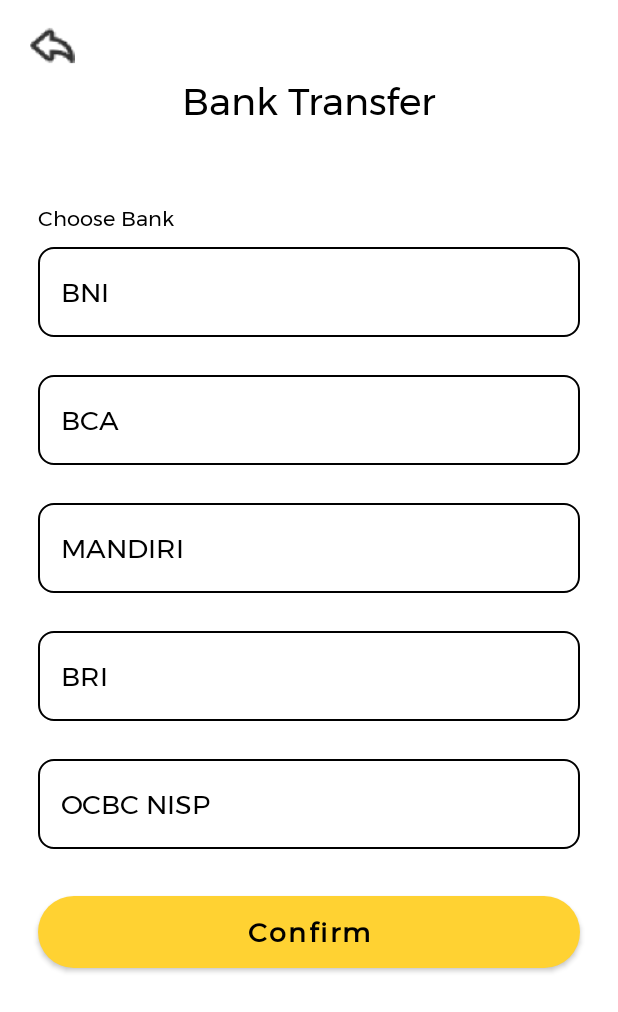
After one commit to aldojr17/Fooneeds, an Android app: the layout banktransfer_fragment.xml on its own in the app's theme, with its tools: preview values and no code run, on a phone screen of 412 x 824 dp. The commit adds this screen. Shown: the top 1012 px of the screen. Run offline under Robolectric (Android 15) with nearby library versions, the phone set to English and light mode, and no system bars.

Commit message:
update xml :D =))

```diff
--- /dev/null
+++ b/Fooneeds/app/src/main/res/drawable/cutom_bank.xml
@@ -0,0 +1,20 @@
+<?xml version="1.0" encoding="utf-8"?>
+<selector xmlns:android="http://schemas.android.com/apk/res/android">
+
+    <item android:state_enabled="true" android:state_focused="true">
+        <shape android:shape="rectangle">
+            <solid android:color="@color/white"/>
+            <corners android:radius="10dp"/>
+            <stroke android:color="@color/black" android:width="1dp"/>
+        </shape>
+    </item>
+
+    <item android:state_enabled="true">
+        <shape android:shape="rectangle">
+            <solid android:color="@color/white"/>
+            <corners android:radius="10dp"/>
+            <stroke android:color="@color/black" android:width="1dp"/>
+        </shape>
+    </item>
+
+</selector>
--- /dev/null
+++ b/Fooneeds/app/src/main/res/layout/banktransfer_fragment.xml
@@ -0,0 +1,155 @@
+<?xml version="1.0" encoding="utf-8"?>
+<androidx.constraintlayout.widget.ConstraintLayout xmlns:android="http://schemas.android.com/apk/res/android"
+    xmlns:app="http://schemas.android.com/apk/res-auto"
+    xmlns:tools="http://schemas.android.com/tools"
+    android:layout_width="match_parent"
+    android:layout_height="match_parent"
+    android:orientation="vertical"
+    android:id="@+id/linearLayout">
+
+    <ImageView
+        android:id="@+id/imageView"
+        android:layout_width="@dimen/back_button_size"
+        android:layout_height="@dimen/back_button_size"
+        android:layout_marginLeft="@dimen/back_margin_left"
+        android:layout_marginTop="@dimen/back_margin_top"
+        app:layout_constraintStart_toStartOf="parent"
+        app:layout_constraintTop_toTopOf="parent"
+        app:srcCompat="@drawable/backbutton" />
+
+    <TextView
+        android:id="@+id/tv_login"
+        android:layout_width="match_parent"
+        android:layout_height="wrap_content"
+        android:layout_marginTop="@dimen/layout_title_margin"
+        android:fontFamily="@font/montserrat"
+        android:gravity="center"
+        android:text="@string/bank_transfer"
+        android:textAllCaps="false"
+        android:textColor="@color/black"
+        android:textSize="@dimen/title_size"
+        app:layout_constraintEnd_toEndOf="parent"
+        app:layout_constraintStart_toStartOf="parent"
+        app:layout_constraintTop_toTopOf="parent" />
+
+    <LinearLayout
+        android:layout_width="match_parent"
+        android:layout_height="wrap_content"
+        android:layout_marginTop="@dimen/layout_title_margin"
+        android:orientation="vertical"
+        app:layout_constraintTop_toBottomOf="@+id/tv_login">
+
+        <TextView
+            android:id="@+id/textView3"
+            android:layout_width="wrap_content"
+            android:layout_height="@dimen/text_height"
+            android:layout_marginLeft="@dimen/input_margin"
+            android:layout_weight="1"
+            android:fontFamily="@font/montserrat"
+            android:gravity="start"
+            android:text="@string/choose_bank"
+            android:textColor="@color/black" />
+
+        <EditText
+            android:id="@+id/et_email"
+            android:layout_width="match_parent"
+            android:layout_height="@dimen/button_height"
+            android:layout_marginLeft="@dimen/input_margin"
+            android:layout_marginRight="@dimen/input_margin"
+            android:layout_marginBottom="@dimen/input_margin"
+            android:background="@drawable/cutom_bank"
+            android:drawablePadding="@dimen/input_padding"
+            android:ems="10"
+            android:fontFamily="@font/montserrat"
+            android:text="@string/BNI"
+            android:inputType="none"
+            android:paddingStart="@dimen/input_padding"
+            android:textColor="@color/black" />
+
+        <EditText
+            android:id="@+id/et_email9"
+            android:layout_width="match_parent"
+            android:layout_height="@dimen/button_height"
+            android:layout_marginLeft="@dimen/input_margin"
+            android:layout_marginRight="@dimen/input_margin"
+            android:layout_marginBottom="@dimen/input_margin"
+            android:layout_weight="1"
+            android:background="@drawable/cutom_bank"
+            android:drawablePadding="@dimen/input_padding"
+            android:ems="10"
+            android:fontFamily="@font/montserrat"
+            android:inputType="none"
+            android:paddingStart="@dimen/input_padding"
+            android:text="@string/BCA"
+            android:textColor="@color/black" />
+
+        <EditText
+            android:id="@+id/et_email10"
+            android:layout_width="match_parent"
+            android:layout_height="@dimen/button_height"
+            android:layout_marginLeft="@dimen/input_margin"
+            android:layout_marginRight="@dimen/input_margin"
+            android:layout_marginBottom="@dimen/input_margin"
+            android:layout_weight="1"
+            android:background="@drawable/cutom_bank"
+            android:drawablePadding="@dimen/input_padding"
+            android:ems="10"
+            android:fontFamily="@font/montserrat"
+            android:inputType="none"
+            android:paddingStart="@dimen/input_padding"
+            android:text="@string/MANDIRI"
+            android:textColor="@color/black" />
+
+        <EditText
+            android:id="@+id/et_email11"
+            android:layout_width="match_parent"
+            android:layout_height="@dimen/button_height"
+            android:layout_marginLeft="@dimen/input_margin"
+            android:layout_marginRight="@dimen/input_margin"
+            android:layout_marginBottom="@dimen/input_margin"
+            android:layout_weight="1"
+            android:background="@drawable/cutom_bank"
+            android:drawablePadding="@dimen/input_padding"
+            android:ems="10"
+            android:fontFamily="@font/montserrat"
+            android:inputType="none"
+            android:paddingStart="@dimen/input_padding"
+            android:text="@string/BRI"
+            android:textColor="@color/black" />
+
+        <EditText
+            android:id="@+id/et_email12"
+            android:layout_width="match_parent"
+            android:layout_height="@dimen/button_height"
+            android:layout_marginLeft="@dimen/input_margin"
+            android:layout_marginRight="@dimen/input_margin"
+            android:layout_marginBottom="@dimen/input_margin"
+            android:layout_weight="1"
+            android:background="@drawable/cutom_bank"
+            android:drawablePadding="@dimen/input_padding"
+            android:ems="10"
+            android:fontFamily="@font/montserrat"
+            android:inputType="none"
+            android:paddingStart="@dimen/input_padding"
+            android:text="@string/OCBCNISP"
+            android:textColor="@color/black" />
+
+        <Button
+            android:id="@+id/btn_reset_link"
+            android:layout_width="match_parent"
+            android:layout_height="@dimen/button_height"
+            android:layout_marginLeft="@dimen/input_margin"
+            android:layout_marginRight="@dimen/input_margin"
+            android:layout_marginBottom="@dimen/input_margin"
+            android:fontFamily="@font/montserrat"
+            android:text="@string/text_confirm"
+            android:textAllCaps="false"
+            android:textColor="@color/black"
+            android:textSize="@dimen/button_size"
+            android:textStyle="bold"
+            app:backgroundTint="@color/uid_yellow"
+            app:cornerRadius="@dimen/button_radius" />
+
+    </LinearLayout>
+
+</androidx.constraintlayout.widget.ConstraintLayout>
--- a/Fooneeds/app/src/main/res/values/strings.xml
+++ b/Fooneeds/app/src/main/res/values/strings.xml
@@ -74,4 +74,16 @@
     <string name="price_tab">Price</string>
     <string name="empty_cart">Your shopping cart is empty</string>
     <string name="shopping_cart">Shopping Cart</string>
+    <string name="bank_transfer">Bank Transfer</string>
+    <string name="choose_bank">Choose Bank</string>
+    <string name="BNI">BNI</string>
+    <string name="BCA">BCA</string>
+    <string name="MANDIRI">MANDIRI</string>
+    <string name="BRI">BRI</string>
+    <string name="OCBCNISP">OCBC NISP</string>
+    <string name="checkout">Checkout</string>
+    <string name="payment_method">Payment Method</string>
+    <string name="subtotal">Subtotal</string>
+    <string name="shipping">Shipping</string>
+    <string name="total">Total</string>
 </resources>
```
Also changed, not shown: Fooneeds/app/src/main/res/layout/checkout_fragment.xml (added, +135 -0 lines), Fooneeds/app/src/main/res/drawable-v24/rectangle.png (added), Fooneeds/app/src/main/res/drawable/rectangle.png (added), 1 other file.
